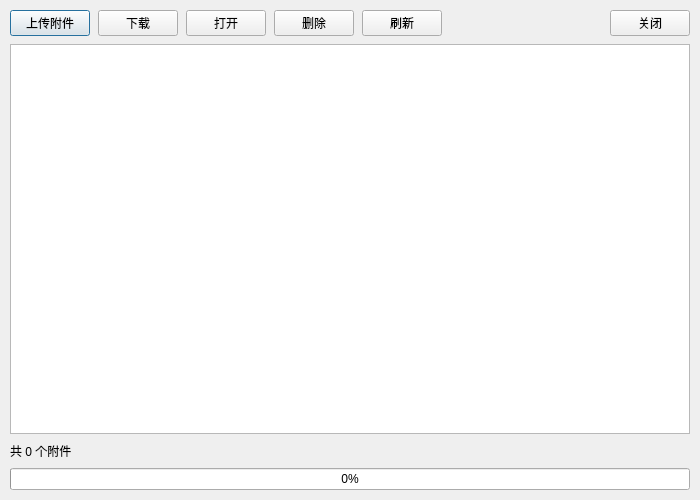
Qt form src/ui/dialogs/AttachmentManagerDialog.ui (gong1-1989/ExperimentReportTool) before a commit.
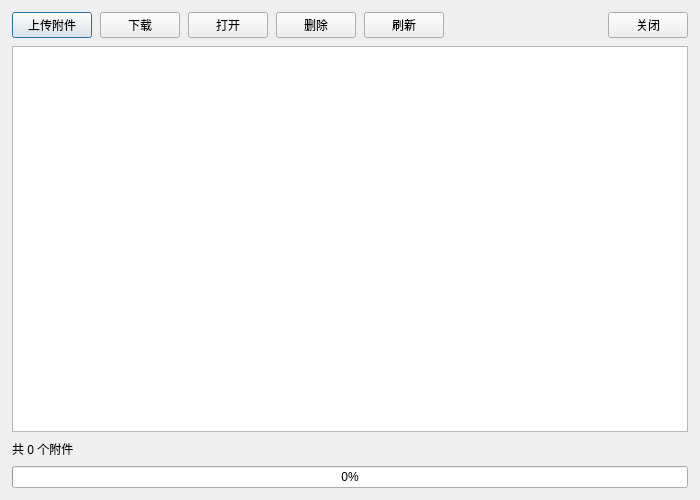
The same form after that commit.

```diff
--- a/src/ui/dialogs/AttachmentManagerDialog.ui
+++ b/src/ui/dialogs/AttachmentManagerDialog.ui
@@ -7,8 +7,8 @@
   <property name="minimumSize"><size><width>700</width><height>500</height></size></property>
   <layout class="QVBoxLayout" name="mainLayout">
    <property name="spacing"><number>8</number></property>
-   <property name="leftMargin"><number>10</number></property><property name="topMargin"><number>10</number></property>
-   <property name="rightMargin"><number>10</number></property><property name="bottomMargin"><number>10</number></property>
+   <property name="leftMargin"><number>12</number></property><property name="topMargin"><number>12</number></property>
+   <property name="rightMargin"><number>12</number></property><property name="bottomMargin"><number>12</number></property>
    <item>
     <layout class="QHBoxLayout" name="buttonLayout">
      <item><widget class="QPushButton" name="m_uploadBtn"><property name="text"><string>上传附件</string></property></widget></item>
```
